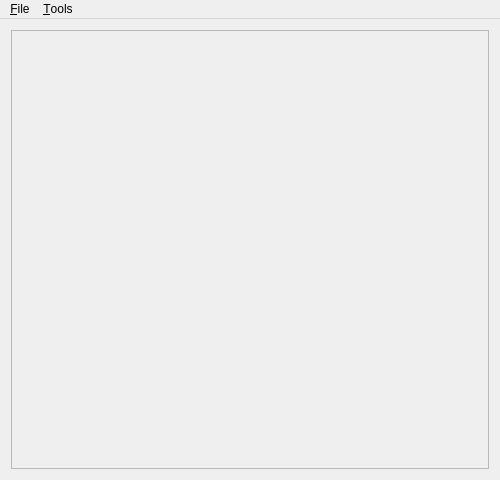
Above: spc_editor/mainwindow.ui from CaptainSwag101/DRV3-Tools before the change. Below: the same form after it.
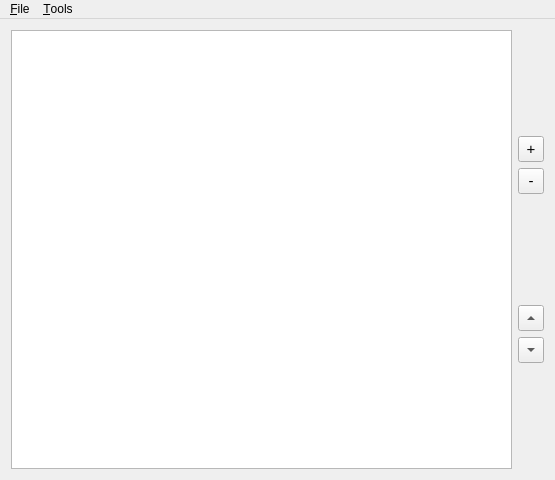
That is the form after the change.

The edit to the form file:
```diff
--- a/spc_editor/mainwindow.ui
+++ b/spc_editor/mainwindow.ui
@@ -6,7 +6,7 @@
    <rect>
     <x>0</x>
     <y>0</y>
-    <width>500</width>
+    <width>555</width>
     <height>480</height>
    </rect>
   </property>
@@ -20,12 +20,9 @@
    <property name="acceptDrops">
     <bool>true</bool>
    </property>
-   <layout class="QVBoxLayout" name="verticalLayout">
+   <layout class="QHBoxLayout" name="horizontalLayout">
     <item>
-     <widget class="QListWidget" name="listWidget">
-      <property name="enabled">
-       <bool>false</bool>
-      </property>
+     <widget class="QTableView" name="tableView">
       <property name="acceptDrops">
        <bool>true</bool>
       </property>
@@ -40,6 +37,147 @@
       </property>
      </widget>
     </item>
+    <item>
+     <layout class="QVBoxLayout" name="verticalLayout_2">
+      <item>
+       <spacer name="verticalSpacer">
+        <property name="orientation">
+         <enum>Qt::Vertical</enum>
+        </property>
+        <property name="sizeHint" stdset="0">
+         <size>
+          <width>20</width>
+          <height>40</height>
+         </size>
+        </property>
+       </spacer>
+      </item>
+      <item>
+       <widget class="QToolButton" name="toolButton_Add">
+        <property name="minimumSize">
+         <size>
+          <width>26</width>
+          <height>26</height>
+         </size>
+        </property>
+        <property name="maximumSize">
+         <size>
+          <width>26</width>
+          <height>26</height>
+         </size>
+        </property>
+        <property name="font">
+         <font>
+          <pointsize>11</pointsize>
+         </font>
+        </property>
+        <property name="text">
+         <string>+</string>
+        </property>
+        <property name="toolButtonStyle">
+         <enum>Qt::ToolButtonTextOnly</enum>
+        </property>
+       </widget>
+      </item>
+      <item>
+       <widget class="QToolButton" name="toolButton_Delete">
+        <property name="minimumSize">
+         <size>
+          <width>26</width>
+          <height>26</height>
+         </size>
+        </property>
+        <property name="maximumSize">
+         <size>
+          <width>26</width>
+          <height>26</height>
+         </size>
+        </property>
+        <property name="font">
+         <font>
+          <pointsize>11</pointsize>
+         </font>
+        </property>
+        <property name="text">
+         <string>-</string>
+        </property>
+        <property name="toolButtonStyle">
+         <enum>Qt::ToolButtonTextOnly</enum>
+        </property>
+       </widget>
+      </item>
+      <item>
+       <spacer name="verticalSpacer_2">
+        <property name="orientation">
+         <enum>Qt::Vertical</enum>
+        </property>
+        <property name="sizeHint" stdset="0">
+         <size>
+          <width>20</width>
+          <height>40</height>
+         </size>
+        </property>
+       </spacer>
+      </item>
+      <item>
+       <widget class="QToolButton" name="toolButton_Up">
+        <property name="minimumSize">
+         <size>
+          <width>26</width>
+          <height>26</height>
+         </size>
+        </property>
+        <property name="maximumSize">
+         <size>
+          <width>26</width>
+          <height>26</height>
+         </size>
+        </property>
+        <property name="text">
+         <string/>
+        </property>
+        <property name="arrowType">
+         <enum>Qt::UpArrow</enum>
+        </property>
+       </widget>
+      </item>
+      <item>
+       <widget class="QToolButton" name="toolButton_Down">
+        <property name="minimumSize">
+         <size>
+          <width>26</width>
+          <height>26</height>
+         </size>
+        </property>
+        <property name="maximumSize">
+         <size>
+          <width>26</width>
+          <height>26</height>
+         </size>
+        </property>
+        <property name="text">
+         <string>...</string>
+        </property>
+        <property name="arrowType">
+         <enum>Qt::DownArrow</enum>
+        </property>
+       </widget>
+      </item>
+      <item>
+       <spacer name="verticalSpacer_3">
+        <property name="orientation">
+         <enum>Qt::Vertical</enum>
+        </property>
+        <property name="sizeHint" stdset="0">
+         <size>
+          <width>20</width>
+          <height>40</height>
+         </size>
+        </property>
+       </spacer>
+      </item>
+     </layout>
+    </item>
    </layout>
   </widget>
   <widget class="QMenuBar" name="menuBar">
@@ -47,8 +185,8 @@
     <rect>
      <x>0</x>
      <y>0</y>
-     <width>500</width>
-     <height>20</height>
+     <width>555</width>
+     <height>22</height>
     </rect>
    </property>
    <widget class="QMenu" name="menuFile">
```
